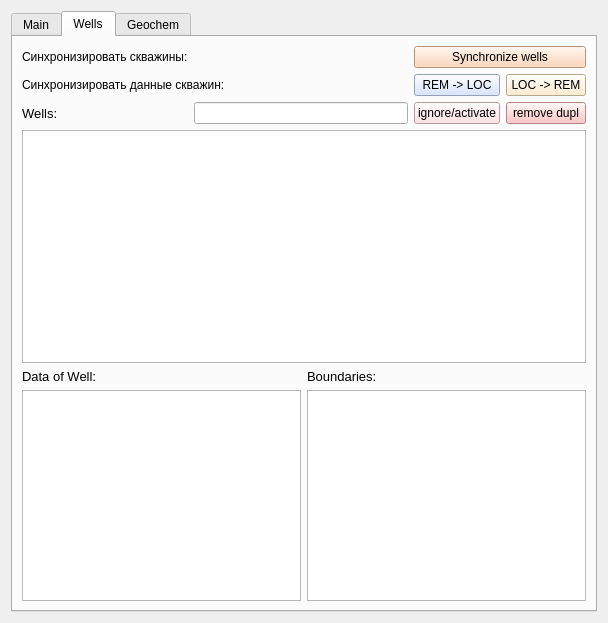
Old version of the form qt/rem_db_window.ui in the repository idergunoff/geovel_1.0.
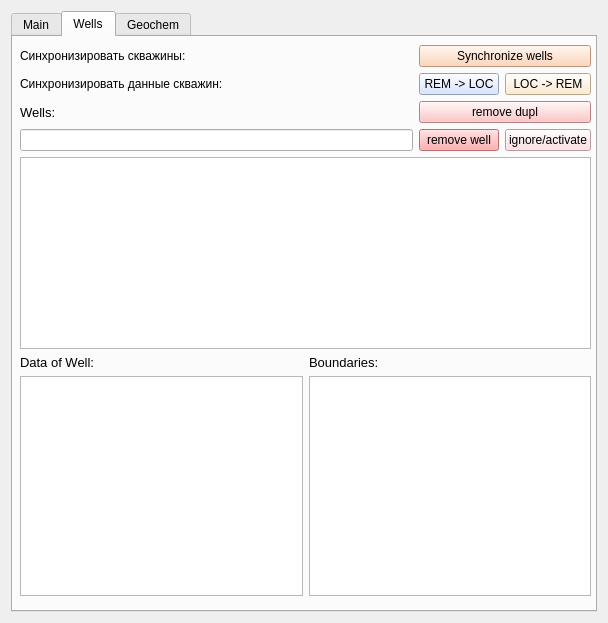
New version of the form. The open tabs and pages were chosen to show the change.

Commit message: remove well from remote db

Patch:
```diff
--- a/qt/rem_db_window.ui
+++ b/qt/rem_db_window.ui
@@ -479,12 +479,37 @@
       <attribute name="title">
        <string>Wells</string>
       </attribute>
-      <layout class="QGridLayout" name="gridLayout_9">
-       <item row="0" column="0">
-        <layout class="QGridLayout" name="gridLayout_5">
-         <item row="0" column="0" colspan="2">
-          <layout class="QGridLayout" name="gridLayout_6">
-           <item row="2" column="0">
+      <widget class="QWidget" name="layoutWidget">
+       <property name="geometry">
+        <rect>
+         <x>7</x>
+         <y>8</y>
+         <width>571</width>
+         <height>551</height>
+        </rect>
+       </property>
+       <layout class="QVBoxLayout" name="verticalLayout_27">
+        <item>
+         <layout class="QVBoxLayout" name="verticalLayout_13">
+          <item>
+           <layout class="QHBoxLayout" name="horizontalLayout_7">
+            <item>
+             <layout class="QVBoxLayout" name="verticalLayout_12">
+              <item>
+               <widget class="QLabel" name="label_wells_count">
+                <property name="text">
+                 <string>Синхронизировать скважины:</string>
+                </property>
+               </widget>
+              </item>
+              <item>
+               <widget class="QLabel" name="label">
+                <property name="text">
+                 <string>Синхронизировать данные скважин:</string>
+                </property>
+               </widget>
+              </item>
+              <item>
             <widget class="QLabel" name="label_wells">
              <property name="font">
               <font>
@@ -498,31 +523,38 @@
              </property>
             </widget>
            </item>
-           <item row="0" column="2" rowspan="3">
+              <item>
+               <widget class="QLineEdit" name="lineEdit_well_search"/>
+              </item>
+             </layout>
+            </item>
+            <item>
+             <layout class="QVBoxLayout" name="verticalLayout_11">
+              <item>
             <layout class="QGridLayout" name="gridLayout_7">
-             <item row="0" column="0" colspan="2">
-              <widget class="QPushButton" name="pushButton_sync_wells">
+                <item row="3" column="0">
+                 <widget class="QPushButton" name="pushButton_remove_well_rdb">
                <property name="toolTip">
                 <string>Синхронизировать скважины в локальной и удаленной БД</string>
                </property>
                <property name="styleSheet">
-                <string notr="true">background-color: rgb(255, 205, 169);</string>
+                   <string notr="true">background-color: rgb(255, 152, 154);</string>
                </property>
                <property name="text">
-                <string>Synchronize wells</string>
+                   <string>remove well</string>
                </property>
               </widget>
              </item>
-             <item row="1" column="0">
-              <widget class="QPushButton" name="pushButton_load_well_rel">
+                <item row="3" column="1">
+                 <widget class="QPushButton" name="pushButton_ignore_well_rdb">
                <property name="toolTip">
                 <string>Загрузить данные скважин с удаленной БД на локальную</string>
                </property>
                <property name="styleSheet">
-                <string notr="true">background-color: rgb(206, 222, 255);</string>
+                   <string notr="true">background-color: rgb(255, 216, 219);</string>
                </property>
                <property name="text">
-                <string>REM -&gt; LOC</string>
+                   <string>ignore/activate</string>
                </property>
               </widget>
              </item>
@@ -539,20 +571,33 @@
                </property>
               </widget>
              </item>
-             <item row="2" column="0">
-              <widget class="QPushButton" name="pushButton_ignore_well_rdb">
+                <item row="1" column="0">
+                 <widget class="QPushButton" name="pushButton_load_well_rel">
                <property name="toolTip">
                 <string>Пометить скважину как неактивную/активную</string>
                </property>
                <property name="styleSheet">
-                <string notr="true">background-color: rgb(255, 216, 219);</string>
+                   <string notr="true">background-color: rgb(206, 222, 255);</string>
                </property>
                <property name="text">
-                <string>ignore/activate</string>
+                   <string>REM -&gt; LOC</string>
                </property>
               </widget>
              </item>
-             <item row="2" column="1">
+                <item row="0" column="0" colspan="2">
+                 <widget class="QPushButton" name="pushButton_sync_wells">
+                  <property name="toolTip">
+                   <string>Синхронизировать скважины в локальной и удаленной БД</string>
+                  </property>
+                  <property name="styleSheet">
+                   <string notr="true">background-color: rgb(255, 205, 169);</string>
+                  </property>
+                  <property name="text">
+                   <string>Synchronize wells</string>
+                  </property>
+                 </widget>
+                </item>
+                <item row="2" column="0" colspan="2">
               <widget class="QPushButton" name="pushButton_remove_dupl_rdb">
                <property name="toolTip">
                 <string>Удалить дубликаты скважин</string>
@@ -567,29 +612,18 @@
              </item>
             </layout>
            </item>
-           <item row="2" column="1">
-            <widget class="QLineEdit" name="lineEdit_well_search"/>
-           </item>
-           <item row="1" column="0" colspan="2">
-            <widget class="QLabel" name="label">
-             <property name="text">
-              <string>Синхронизировать данные скважин:</string>
-             </property>
-            </widget>
-           </item>
-           <item row="0" column="0">
-            <widget class="QLabel" name="label_wells_count">
-             <property name="text">
-              <string>Синхронизировать скважины:</string>
-             </property>
-            </widget>
-           </item>
-          </layout>
-         </item>
-         <item row="1" column="0" colspan="2">
+             </layout>
+            </item>
+           </layout>
+          </item>
+          <item>
           <widget class="QListWidget" name="listWidget_wells"/>
          </item>
-         <item row="2" column="0">
+         </layout>
+        </item>
+        <item>
+         <layout class="QHBoxLayout" name="horizontalLayout_15">
+          <item>
           <layout class="QVBoxLayout" name="verticalLayout">
            <item>
             <widget class="QLabel" name="label_12">
@@ -606,11 +640,15 @@
             </widget>
            </item>
            <item>
-            <widget class="QTextEdit" name="textEdit_wells_data"/>
+             <widget class="QTextEdit" name="textEdit_wells_data">
+              <property name="readOnly">
+               <bool>true</bool>
+              </property>
+             </widget>
            </item>
           </layout>
          </item>
-         <item row="2" column="1">
+          <item>
           <layout class="QVBoxLayout" name="verticalLayout_2">
            <item>
             <widget class="QLabel" name="label_13">
@@ -632,6 +670,7 @@
         </layout>
        </item>
       </layout>
+      </widget>
      </widget>
      <widget class="QWidget" name="tab_9">
       <attribute name="title">
```
Left out of the diff: 6 changed lines with no effect on the pictures. Lines whose indentation alone changed are shown as unchanged. The commit also changes 4 other files.
